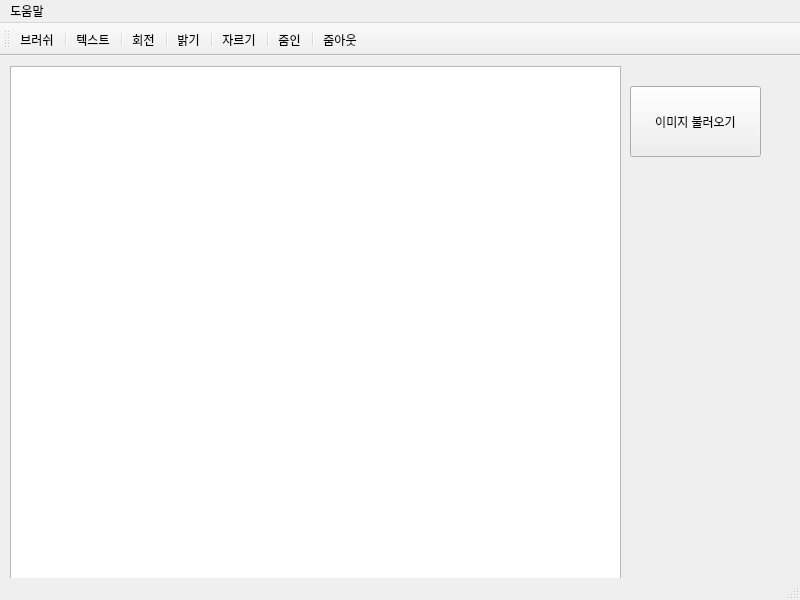
This is ImageViewerSW/mainwindow.ui in Jeong0809/QT as Qt 5 draws it before an edit. The edited form follows.
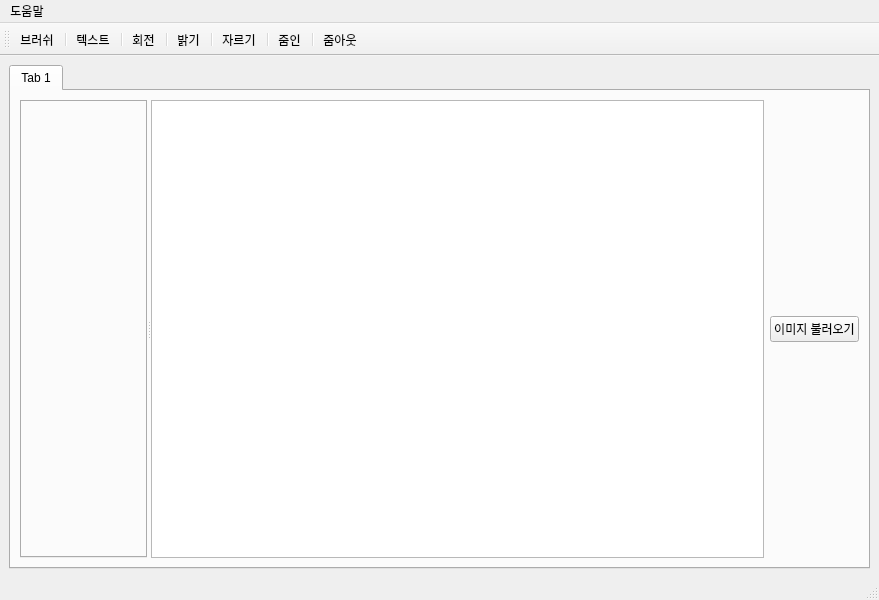
This is the edited form.

```diff
--- a/ImageViewerSW/mainwindow.ui
+++ b/ImageViewerSW/mainwindow.ui
@@ -6,7 +6,7 @@
    <rect>
     <x>0</x>
     <y>0</y>
-    <width>800</width>
+    <width>879</width>
     <height>600</height>
    </rect>
   </property>
@@ -14,36 +14,49 @@
    <string>MainWindow</string>
   </property>
   <widget class="QWidget" name="centralwidget">
-   <widget class="QPushButton" name="pushButton">
-    <property name="geometry">
-     <rect>
-      <x>630</x>
-      <y>30</y>
-      <width>131</width>
-      <height>71</height>
-     </rect>
-    </property>
-    <property name="text">
-     <string>이미지 불러오기</string>
-    </property>
-   </widget>
-   <widget class="QGraphicsView" name="graphicsView">
-    <property name="geometry">
-     <rect>
-      <x>10</x>
-      <y>10</y>
-      <width>611</width>
-      <height>541</height>
-     </rect>
-    </property>
-   </widget>
+   <layout class="QHBoxLayout" name="horizontalLayout">
+    <item>
+     <widget class="QTabWidget" name="tabWidget_2">
+      <property name="currentIndex">
+       <number>0</number>
+      </property>
+      <widget class="QWidget" name="tab_3">
+       <attribute name="title">
+        <string>Tab 1</string>
+       </attribute>
+       <layout class="QHBoxLayout" name="horizontalLayout_2">
+        <item>
+         <widget class="QSplitter" name="splitter">
+          <property name="orientation">
+           <enum>Qt::Horizontal</enum>
+          </property>
+          <widget class="QTabWidget" name="tabWidget">
+           <property name="currentIndex">
+            <number>-1</number>
+           </property>
+          </widget>
+          <widget class="QGraphicsView" name="graphicsView"/>
+         </widget>
+        </item>
+        <item>
+         <widget class="QPushButton" name="pushButton">
+          <property name="text">
+           <string>이미지 불러오기</string>
+          </property>
+         </widget>
+        </item>
+       </layout>
+      </widget>
+     </widget>
+    </item>
+   </layout>
   </widget>
   <widget class="QMenuBar" name="menubar">
    <property name="geometry">
     <rect>
      <x>0</x>
      <y>0</y>
-     <width>800</width>
+     <width>879</width>
      <height>17</height>
     </rect>
    </property>
```
